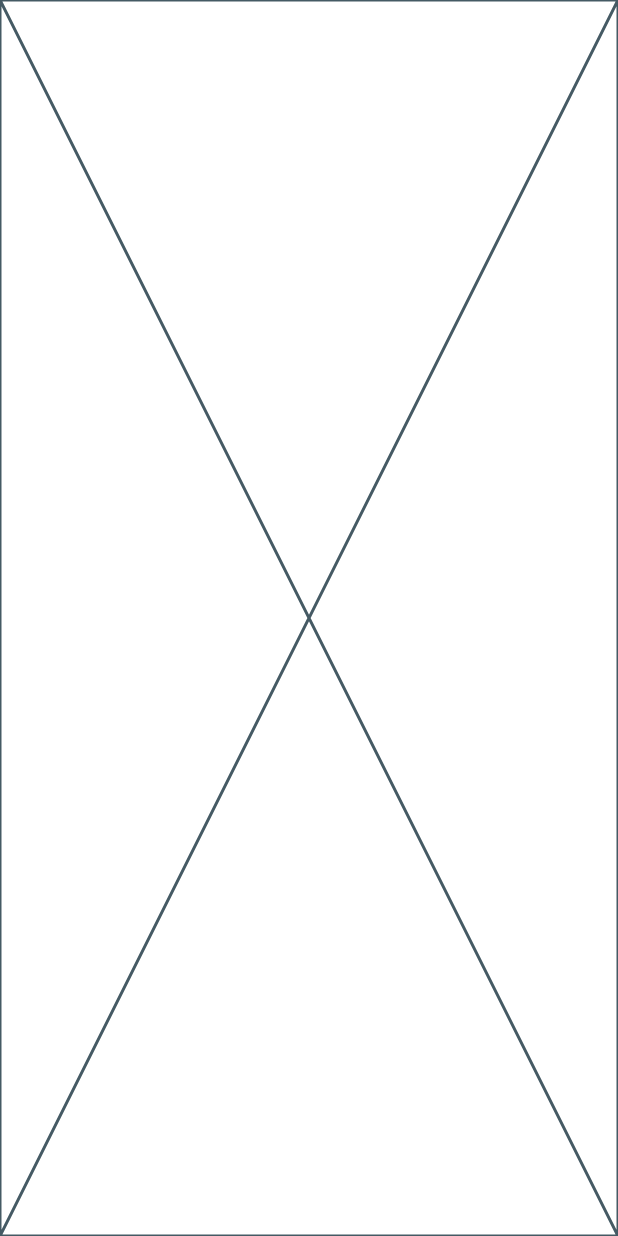
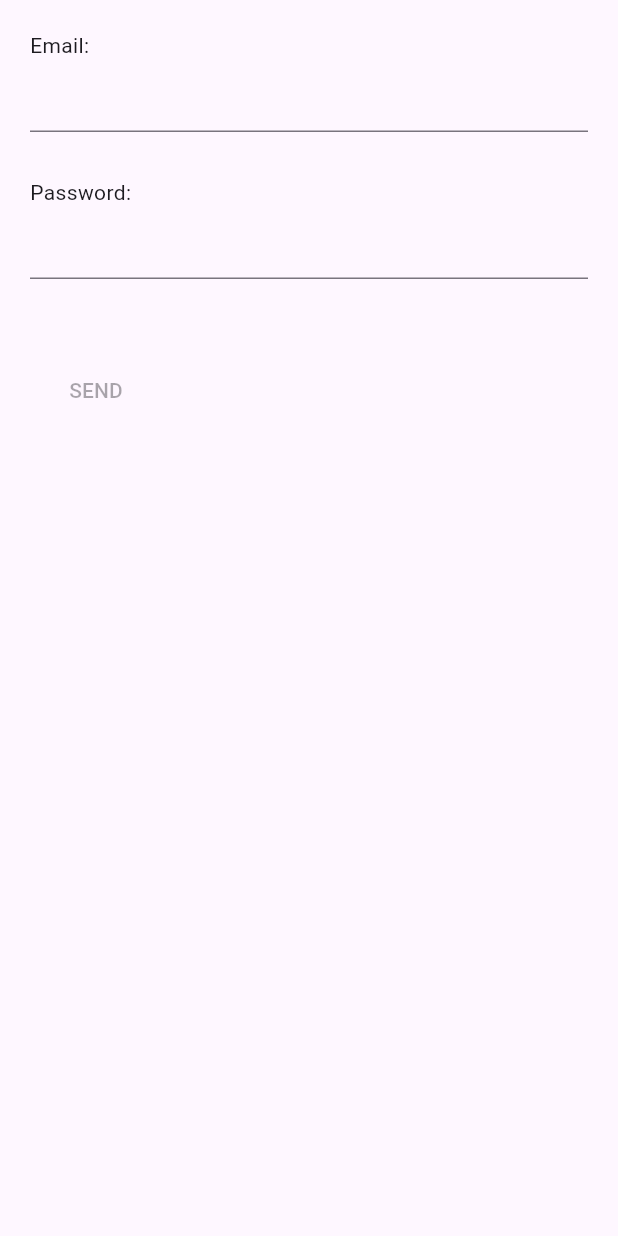
Before and after one commit to martinchoC/StatefulStateless, a Flutter app: the screen it shows after launch, on a phone screen of 412 x 824 dp. Run offline on Flutter 3.47's test engine with Material 2 defaults, Android fonts, the phone set to English and light mode, and no system bars.

Commit message:
Basic form for login

```diff
--- a/stateful_and_stateless/lib/pages/login/login_page.dart
+++ b/stateful_and_stateless/lib/pages/login/login_page.dart
@@ -8,8 +8,49 @@ class LoginPage extends StatefulWidget {
 }
 
 class _LoginPageState extends State<LoginPage> {
+  String _email = '';
+  String _password = '';
+
+  bool get _isValidEmail {
+    return _email.contains("@");
+  }
+
+  bool get _isValidPassword {
+    return !_password.contains(" ") && _password.length >= 5;
+  }
+
   @override
   Widget build(BuildContext context) {
-    return const Placeholder();
+    return Scaffold(
+      body: SafeArea(
+        child: Container(
+          padding: const EdgeInsets.all(20),
+          width: double.infinity,
+          child: Column(
+            crossAxisAlignment: CrossAxisAlignment.start,
+            children: [
+              const Text("Email: "),
+              TextField(
+                onChanged: (value) {
+                  _email = value;
+                  setState(() {});
+                },
+              ),
+              const SizedBox(height: 30),
+              const Text("Password: "),
+              TextField(onChanged: (value) {
+                _password = value;
+                setState(() {});
+              }),
+              const SizedBox(height: 50),
+              MaterialButton(
+                onPressed: _isValidEmail && _isValidPassword ? () {} : null,
+                child: Text("SEND"),
+              ),
+            ],
+          ),
+        ),
+      ),
+    );
   }
 }
```
